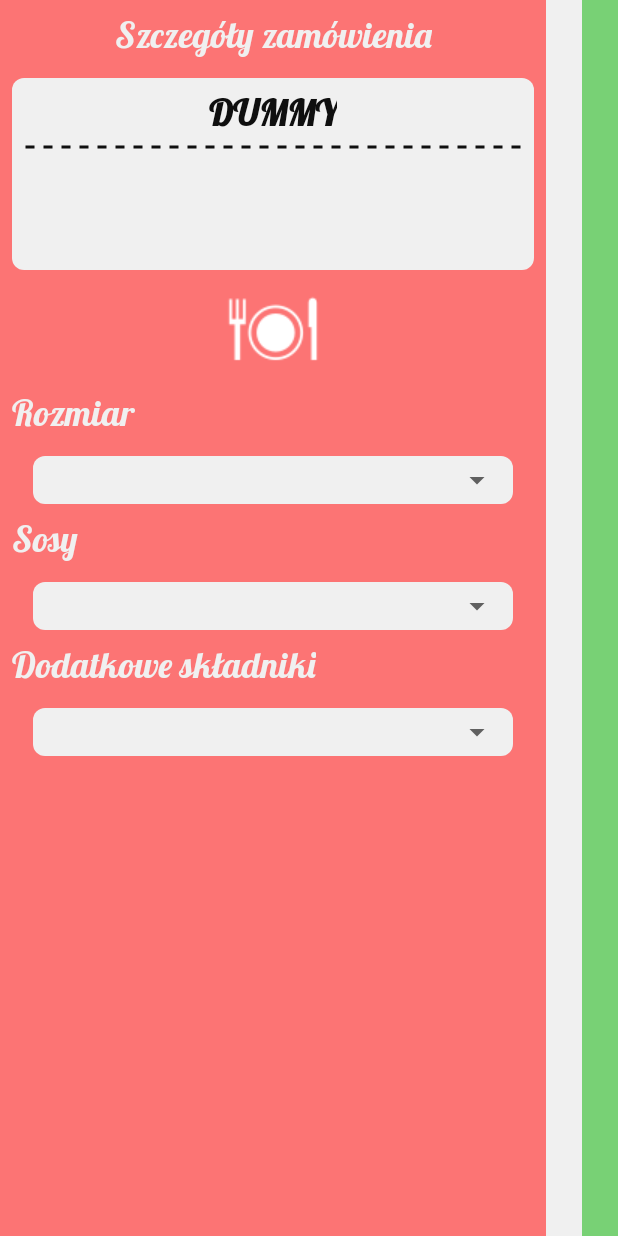
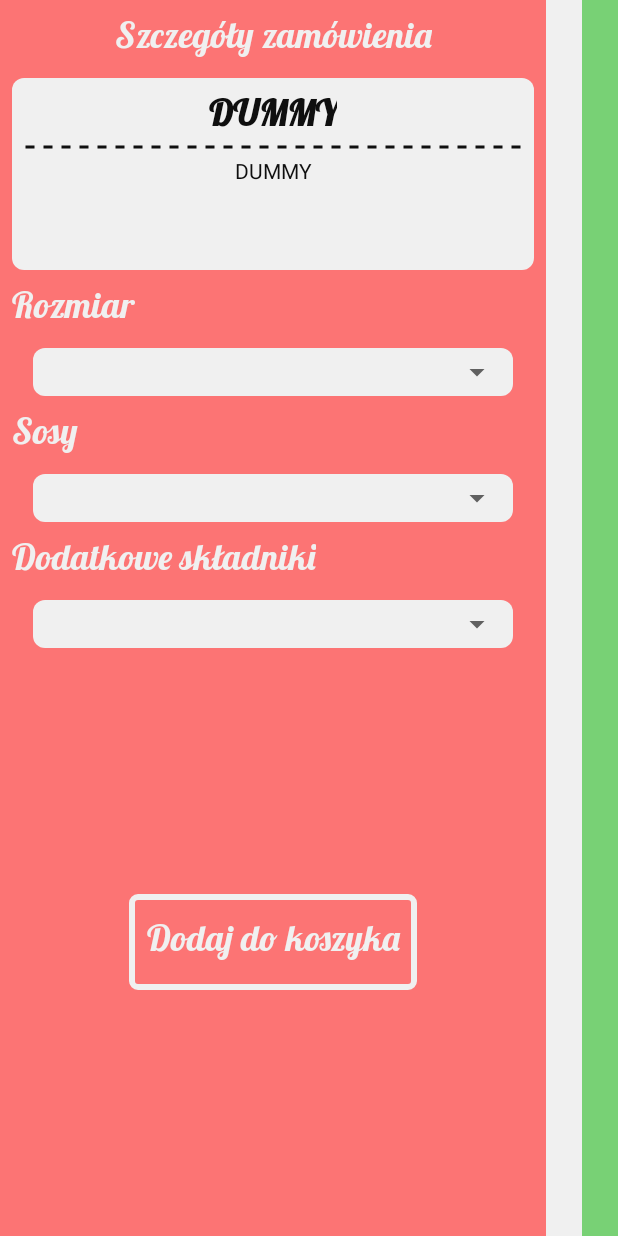
Before and after one commit to Golui/ujio2018, an Android app: the DetailsPizza screen opened directly, with no data from a screen before it, on a phone screen of 412 x 824 dp. Run offline under Robolectric (Android 15) with nearby library versions, the phone set to English and light mode, and no system bars; 1 statement that could not run was skipped.

Commit message:
add pizza details activity

```diff
--- a/Android/app/src/main/res/layout/details_pizza.xml
+++ b/Android/app/src/main/res/layout/details_pizza.xml
@@ -1,6 +1,7 @@
 <?xml version="1.0" encoding="utf-8"?>
 <android.support.constraint.ConstraintLayout xmlns:android="http://schemas.android.com/apk/res/android"
     xmlns:app="http://schemas.android.com/apk/res-auto"
+    xmlns:tools="http://schemas.android.com/tools"
     android:layout_width="match_parent"
     android:layout_height="match_parent"
     android:background="@color/primary">
@@ -141,29 +142,16 @@
             app:layout_constraintStart_toStartOf="parent"
             app:layout_constraintTop_toTopOf="parent" />
 
-        <ImageView
-            android:id="@+id/details_pizza_plate"
-            android:layout_width="wrap_content"
-            android:layout_height="wrap_content"
-            android:layout_marginEnd="8dp"
-            android:layout_marginStart="8dp"
-            android:layout_marginTop="8dp"
-            android:contentDescription="@string/dummy_descr"
-            app:layout_constraintEnd_toEndOf="parent"
-            app:layout_constraintStart_toStartOf="parent"
-            app:layout_constraintTop_toBottomOf="@+id/details_pizza_box"
-            android:src="@mipmap/plate" />
-
         <TextView
             android:id="@+id/details_pizza_size"
             android:layout_width="wrap_content"
             android:layout_height="wrap_content"
             android:layout_marginStart="8dp"
             android:layout_marginTop="8dp"
+            android:text="@string/size"
             android:theme="@style/InfoTextSmall"
-            android:text="@string/size"
             app:layout_constraintStart_toStartOf="parent"
-            app:layout_constraintTop_toBottomOf="@+id/details_pizza_plate" />
+            app:layout_constraintTop_toBottomOf="@+id/details_pizza_box" />
 
         <RelativeLayout
             android:id="@+id/details_pizza_spinner_wrapper2"
@@ -182,6 +170,39 @@
                 android:layout_width="match_parent"
                 android:layout_height="match_parent" />
         </RelativeLayout>
+
+        <TextView
+            android:id="@+id/details_pizza_ingredients"
+            android:layout_width="wrap_content"
+            android:layout_height="wrap_content"
+            android:layout_marginEnd="8dp"
+            android:layout_marginStart="8dp"
+            android:layout_marginTop="8dp"
+            android:text="@string/dummy_descr"
+            android:textColor="@color/darkText"
+            app:layout_constraintEnd_toEndOf="@+id/details_pizza_box"
+            app:layout_constraintStart_toStartOf="@+id/details_pizza_box"
+            app:layout_constraintTop_toBottomOf="@+id/details_pizza_name" />
+
+        <Button
+            android:id="@+id/details_pizza_add"
+            android:layout_width="192dp"
+            android:layout_height="64dp"
+            android:layout_marginBottom="8dp"
+            android:layout_marginEnd="8dp"
+            android:layout_marginStart="8dp"
+            android:layout_marginTop="8dp"
+            android:background="@drawable/main_button_bg"
+            android:padding="8dp"
+            android:text="@string/add_to_basket"
+            android:textAllCaps="false"
+            android:textColor="#F0F0F0"
+            android:theme="@style/InfoTextSmall"
+            app:layout_constraintBottom_toBottomOf="parent"
+            app:layout_constraintEnd_toEndOf="parent"
+            app:layout_constraintStart_toStartOf="parent"
+            app:layout_constraintTop_toBottomOf="@+id/details_pizza_spinner_wrapper3"
+            app:layout_constraintWidth_percent="0.40625" />
     </android.support.constraint.ConstraintLayout>
 
 </android.support.constraint.ConstraintLayout>
--- a/Android/app/src/main/res/values/strings.xml
+++ b/Android/app/src/main/res/values/strings.xml
@@ -33,4 +33,5 @@
     <string name="payment_transfer">Przez internet (Wylewy48)</string>
     <string name="order_placed">Dziękujemy\nza zamówienie!\njuż się za nie zabieramy 😉</string>
     <string name="go_home_you_are_drunk">Wróć do strony początkowej</string>
+    <string name="add_to_basket">Dodaj do koszyka</string>
 </resources>
```
